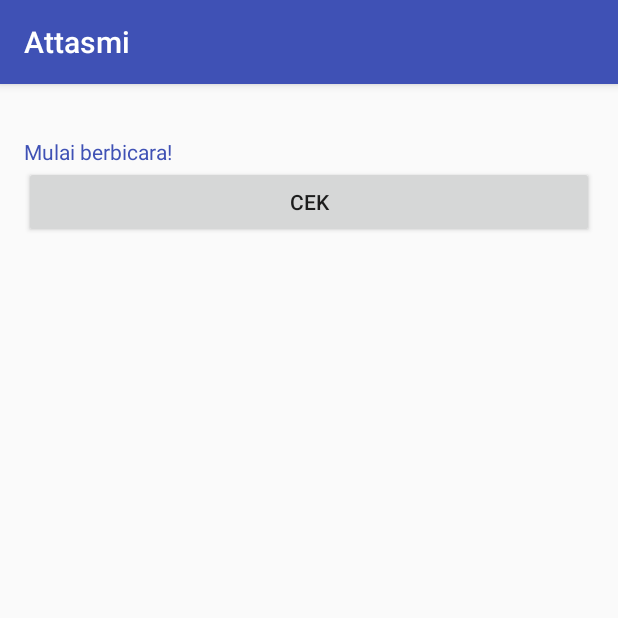
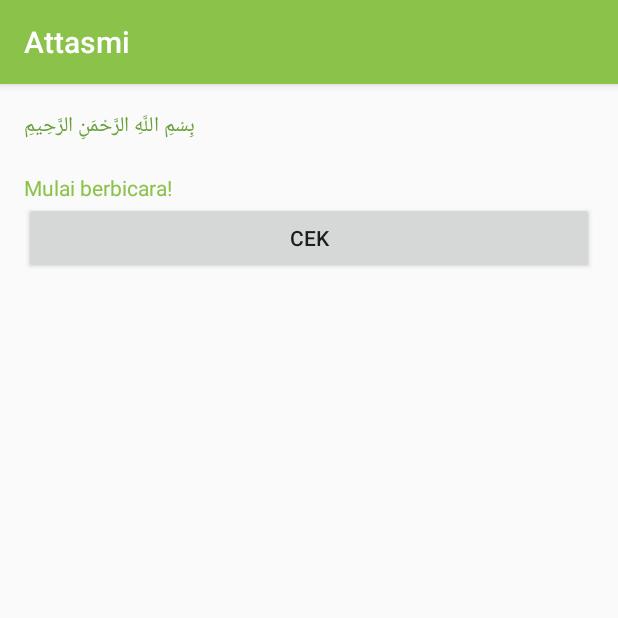
Before and after one commit to faldyif/attasmi, an Android app: the screen it shows after launch (MainActivity), after a tap on an icon or button, on a phone screen of 412 x 824 dp, the top half of it. Run offline under Robolectric (Android 15) with nearby library versions, the phone set to English and light mode, and no system bars.

Commit message:
[ADD] String matching algorithm for voice recognition

```diff
--- a/app/src/main/java/id/preklit/attasmi/MainActivity.java
+++ b/app/src/main/java/id/preklit/attasmi/MainActivity.java
@@ -16,15 +16,32 @@
 public class MainActivity extends AppCompatActivity implements View.OnClickListener {
     private TextView mText;
     private TextView mText2;
+    private TextView tampilanAyat;
     private SpeechRecognizer sr;
     private static final String TAG = "TestRecognizeAttasmi";
-    private String str, str2;
+    private static final Double confidence = 0.9;
+    private String str, str2, testCaseSimplified;
+    private Integer ayat;
+    private Button cekButton;
+    String[] testCases = {"بِسْمِ اللَّهِ الرَّحْمَنِ الرَّحِيمِ",
+            "الْحَمْدُ لِلَّهِ رَبِّ الْعَالَمِينَ",
+            "الرَّحْمَنِ الرَّحِيمِ",
+            "مَالِكِ يَوْمِ الدِّينِ",
+            "إِيَّاكَ نَعْبُدُ وَإِيَّاكَ نَسْتَعِينُ",
+            "اهْدِنَا الصِّرَاطَ الْمُسْتَقِيمَ",
+            "صِرَاطَ الَّذِينَ أَنْعَمْتَ عَلَيْهِمْ غَيْرِ الْمَغْضُوبِ عَلَيْهِمْ وَلَا الضَّالِّينَ",
+            "Berhasil"
+    };
 
     @Override
     protected void onCreate(Bundle savedInstanceState) {
         super.onCreate(savedInstanceState);
         setContentView(R.layout.activity_main);
-        Button cekButton = (Button) findViewById(R.id.cek);
+        ayat = 0;
+        testCaseSimplified = new ArabicDiacritics(testCases[ayat]).getOutput();
+        cekButton = (Button) findViewById(R.id.cek);
+        tampilanAyat = (TextView) findViewById(R.id.test_case);
+        tampilanAyat.setText(testCases[ayat]);
         mText = (TextView) findViewById(R.id.teks);
         mText2 = (TextView) findViewById(R.id.teks2);
         mText.setText(str);
@@ -39,6 +56,7 @@
             @Override
             public void onBeginningOfSpeech() {
                 Log.d(TAG, "onBeginningOfSpeech");
+                cekButton.setText("Mendengarkan...");
             }
 
             @Override
@@ -54,12 +72,14 @@
             @Override
             public void onEndOfSpeech() {
                 Log.d(TAG, "onEndofSpeech");
+                cekButton.setText("Cek");
             }
 
             @Override
             public void onError(int error) {
                 Log.d(TAG,  "error " +  error);
                 mText.setText("error " + error);
+                cekButton.setText("Cek");
             }
 
             @Override
@@ -76,13 +96,7 @@
 //                    }
                 }
                 mText.setText(str);
-                if(new ArabicDiacritics("بِسْمِ اللَّهِ الرَّحْمَنِ الرَّحِيمِ").getOutput().equals(str)) {
-                    mText2.setText("Benar");
-                } else {
-                    mText2.setText("Salah");
-                    Log.d(TAG, str);
-                    Log.d(TAG, new ArabicDiacritics("بِسْمِ اللَّهِ الرَّحْمَنِ الرَّحِيمِ").getOutput());
-                }
+                cekButton.setText("Cek");
             }
 
             @Override
@@ -105,19 +119,17 @@
 //                str2 = String.valueOf(strChars);
                 Log.d(TAG, str2);
                 mText2.setText(str2);
-//                String testCase = new ArabicDiacritics("بسم_الله_الرحمن_الرحيم").getOutput();
-//                char[] strCharTestCase = testCase.toCharArray();
-//                for(int i=0; i < testCase.length(); i++) {
-//                    if(strCharTestCase[i] == ' ') {
-//                        strCharTestCase[i] = '_';
-//                    }
-//                }
-//                testCase = String.valueOf(strChars);
-//                if(str2 == testCase) {
-//                    mText.setText("Benar");
-//                } else {
-//                    mText.setText(testCase);
-//                }
+
+                if(StringSimilarity.similarity(testCaseSimplified, str2) >= confidence) {
+                    mText2.setText("\nBenar, tingkat kecocokan: " + StringSimilarity.similarity(testCaseSimplified, str2));
+                    sr.stopListening();
+                    if(ayat != 6) ayat++;
+                    testCaseSimplified = new ArabicDiacritics(testCases[ayat]).getOutput();
+                    tampilanAyat.setText(testCases[ayat]);
+                } else {
+                    mText2.setText("\nSalah, tingkat kecocokan: " + StringSimilarity.similarity(testCaseSimplified, str2));
+                    Log.d(TAG, str + "|" + testCaseSimplified);
+                }
 
             }
 
@@ -132,12 +144,13 @@
     public void onClick(View v) {
         if(v.getId() == R.id.cek) {
             Intent intent = new Intent(RecognizerIntent.ACTION_RECOGNIZE_SPEECH);
-            //intent.putExtra(RecognizerIntent.EXTRA_LANGUAGE_MODEL,RecognizerIntent.LANGUAGE_MODEL_FREE_FORM);
-            intent.putExtra(RecognizerIntent.EXTRA_LANGUAGE, "ar-EG");
-            //intent.putExtra(RecognizerIntent.EXTRA_PARTIAL_RESULTS, true);
+//            intent.putExtra(RecognizerIntent.EXTRA_LANGUAGE_MODEL,RecognizerIntent.LANGUAGE_MODEL_FREE_FORM);
+            intent.putExtra(RecognizerIntent.EXTRA_LANGUAGE, "ar-SA");
+            intent.putExtra(RecognizerIntent.EXTRA_PARTIAL_RESULTS, true);
 
             intent.putExtra(RecognizerIntent.EXTRA_MAX_RESULTS, 5);
             sr.startListening(intent);
+            cekButton.setText("Mendengarkan...");
             Log.i("111111","11111111");
         }
     }
--- a/app/src/main/res/layout/activity_main.xml
+++ b/app/src/main/res/layout/activity_main.xml
@@ -12,10 +12,17 @@
     tools:context="id.preklit.attasmi.MainActivity">
 
     <TextView
+        android:textColor="@color/colorPrimaryDark"
+        android:id="@+id/test_case"
+        android:layout_width="wrap_content"
+        android:layout_height="wrap_content"
+        android:text="Test case akan muncul disini" />
+
+    <TextView
         android:id="@+id/teks"
         android:layout_width="wrap_content"
         android:layout_height="wrap_content"
-        android:text="Mulai berbicara!" />
+        android:text="Suaramu akan tertampil disini" />
 
     <TextView
         android:textColor="@color/colorPrimary"
--- a/app/src/main/res/values/colors.xml
+++ b/app/src/main/res/values/colors.xml
@@ -1,6 +1,6 @@
 <?xml version="1.0" encoding="utf-8"?>
 <resources>
-    <color name="colorPrimary">#3F51B5</color>
-    <color name="colorPrimaryDark">#303F9F</color>
+    <color name="colorPrimary">#8BC34A</color>
+    <color name="colorPrimaryDark">#689F38</color>
     <color name="colorAccent">#FF4081</color>
 </resources>
```
Also changed, not shown: app/src/main/java/id/preklit/attasmi/StringSimilarity.java (added, +53 -0 lines), app/src/main/java/id/preklit/attasmi/dummy/DummyContent.java (deleted, +0 -72 lines).
